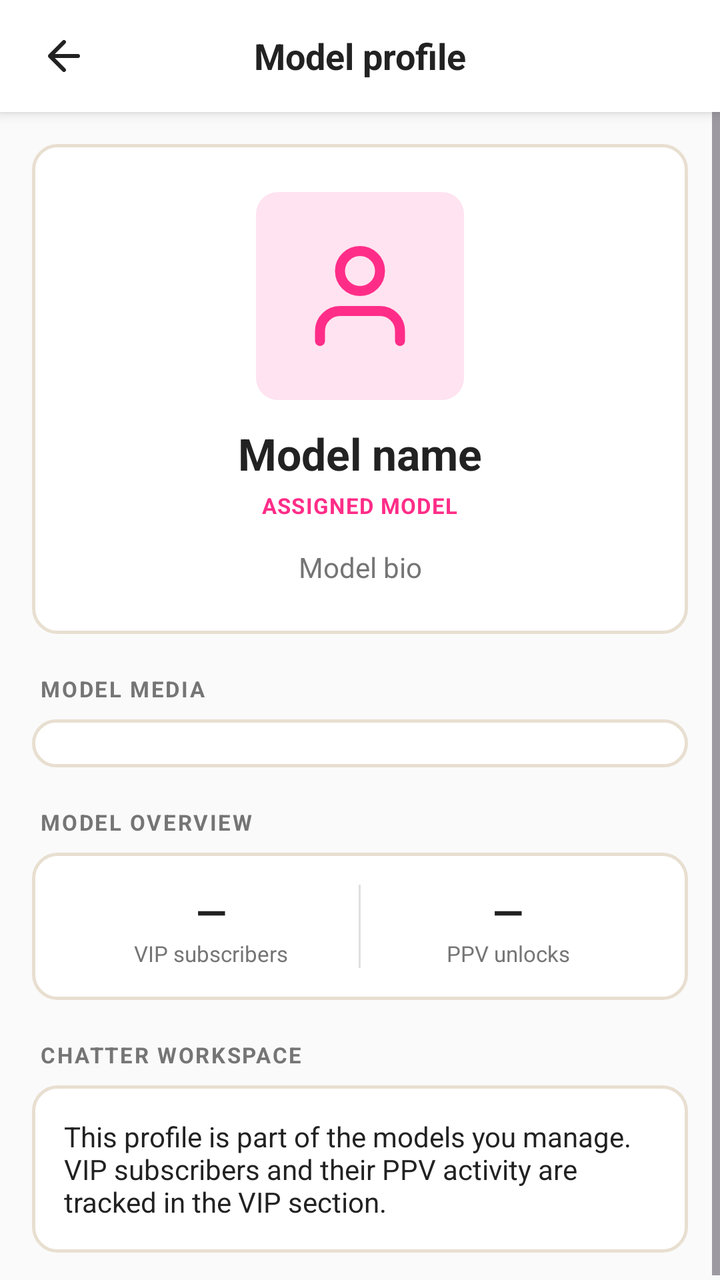
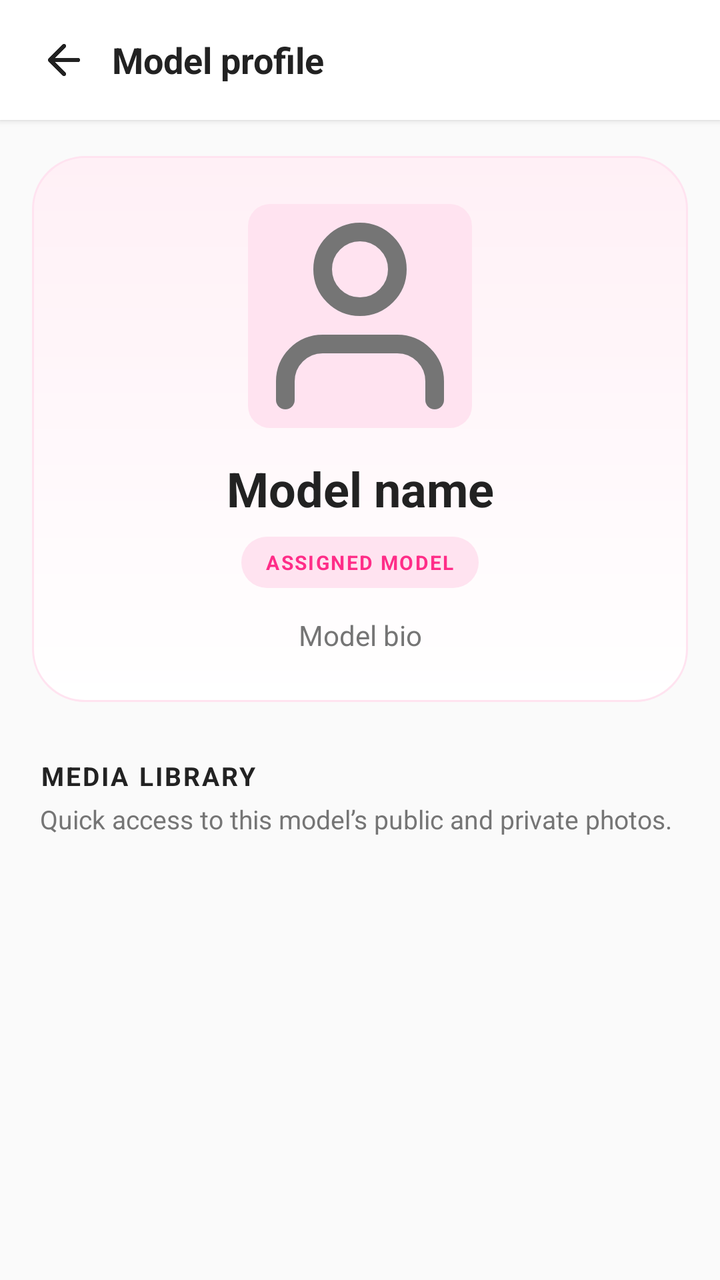

The first picture is an Android layout as it rendered before a commit; the second is the same layout after the commit. The layout source and the unified diff follow.
<!-- AndroidManifest.xml: application theme Theme.Lovanta -->
<!-- res/layout/activity_model_profile.xml -->
<?xml version="1.0" encoding="utf-8"?>
<LinearLayout xmlns:android="http://schemas.android.com/apk/res/android"
    android:id="@+id/main"
    android:layout_width="match_parent"
    android:layout_height="match_parent"
    android:orientation="vertical"
    android:background="@color/lovanta_bg">

    <LinearLayout
        android:layout_width="match_parent"
        android:layout_height="56dp"
        android:orientation="horizontal"
        android:background="@color/lovanta_surface"
        android:elevation="4dp"
        android:gravity="center_vertical"
        android:paddingStart="8dp"
        android:paddingEnd="8dp">

        <ImageButton
            android:id="@+id/btnBack"
            android:layout_width="48dp"
            android:layout_height="48dp"
            android:src="@drawable/ic_arrow_back"
            android:background="?attr/selectableItemBackgroundBorderless"
            android:contentDescription="Back"
            android:padding="12dp" />

        <TextView
            android:layout_width="0dp"
            android:layout_height="wrap_content"
            android:layout_weight="1"
            android:text="Model profile"
            android:textColor="@color/lovanta_dark"
            android:textSize="18sp"
            android:textStyle="bold"
            android:gravity="center" />

        <View
            android:layout_width="48dp"
            android:layout_height="48dp" />
    </LinearLayout>

    <ScrollView
        android:layout_width="match_parent"
        android:layout_height="0dp"
        android:layout_weight="1"
        android:fillViewport="true">

        <LinearLayout
            android:layout_width="match_parent"
            android:layout_height="wrap_content"
            android:orientation="vertical"
            android:padding="16dp">

            <LinearLayout
                android:layout_width="match_parent"
                android:layout_height="wrap_content"
                android:orientation="vertical"
                android:gravity="center"
                android:background="@drawable/bg_skeumorphic_card"
                android:padding="24dp">

                <ImageView
                    android:id="@+id/ivModelAvatar"
                    android:layout_width="104dp"
                    android:layout_height="104dp"
                    android:src="@drawable/ic_person"
                    android:background="@drawable/bg_model_avatar"
                    android:padding="22dp"
                    android:tint="@color/lovanta_pink"
                    android:contentDescription="Model profile photo" />

                <TextView
                    android:id="@+id/tvModelName"
                    android:layout_width="wrap_content"
                    android:layout_height="wrap_content"
                    android:layout_marginTop="12dp"
                    android:text="Model name"
                    android:textColor="@color/lovanta_dark"
                    android:textSize="22sp"
                    android:textStyle="bold" />

                <TextView
                    android:layout_width="wrap_content"
                    android:layout_height="wrap_content"
                    android:layout_marginTop="4dp"
                    android:text="ASSIGNED MODEL"
                    android:textColor="@color/lovanta_pink"
                    android:textSize="11sp"
                    android:textStyle="bold"
                    android:letterSpacing="0.04" />

                <TextView
                    android:id="@+id/tvModelBio"
                    android:layout_width="match_parent"
                    android:layout_height="wrap_content"
                    android:layout_marginTop="14dp"
                    android:gravity="center"
                    android:text="Model bio"
                    android:textColor="@color/lovanta_gray"
                    android:textSize="14sp" />
            </LinearLayout>

            <LinearLayout
                android:id="@+id/layoutModelMediaSection"
                android:layout_width="match_parent"
                android:layout_height="wrap_content"
                android:orientation="vertical">

                <TextView
                    android:layout_width="wrap_content"
                    android:layout_height="wrap_content"
                    android:layout_marginStart="4dp"
                    android:layout_marginTop="20dp"
                    android:layout_marginBottom="8dp"
                    android:text="MODEL MEDIA"
                    android:textColor="@color/lovanta_gray"
                    android:textSize="11sp"
                    android:textStyle="bold"
                    android:letterSpacing="0.08" />

                <LinearLayout
                    android:id="@+id/layoutModelMediaContent"
                    android:layout_width="match_parent"
                    android:layout_height="wrap_content"
                    android:orientation="vertical"
                    android:background="@drawable/bg_skeumorphic_card"
                    android:padding="12dp" />
            </LinearLayout>

            <TextView
                android:layout_width="wrap_content"
                android:layout_height="wrap_content"
                android:layout_marginStart="4dp"
                android:layout_marginTop="20dp"
                android:layout_marginBottom="8dp"
                android:text="MODEL OVERVIEW"
                android:textColor="@color/lovanta_gray"
                android:textSize="11sp"
                android:textStyle="bold"
                android:letterSpacing="0.08" />

            <LinearLayout
                android:id="@+id/layoutModelStats"
                android:layout_width="match_parent"
                android:layout_height="wrap_content"
                android:orientation="horizontal"
                android:background="@drawable/bg_skeumorphic_card"
                android:padding="16dp">

                <LinearLayout
                    android:layout_width="0dp"
                    android:layout_height="wrap_content"
                    android:layout_weight="1"
                    android:orientation="vertical"
                    android:gravity="center">

                    <TextView
                        android:id="@+id/tvModelSubscribers"
                        android:layout_width="wrap_content"
                        android:layout_height="wrap_content"
                        android:text="—"
                        android:textColor="@color/lovanta_dark"
                        android:textSize="20sp"
                        android:textStyle="bold" />

                    <TextView
                        android:layout_width="wrap_content"
                        android:layout_height="wrap_content"
                        android:text="VIP subscribers"
                        android:textColor="@color/lovanta_gray"
                        android:textSize="11sp" />
                </LinearLayout>

                <View
                    android:layout_width="1dp"
                    android:layout_height="match_parent"
                    android:background="@color/lovanta_border" />

                <LinearLayout
                    android:layout_width="0dp"
                    android:layout_height="wrap_content"
                    android:layout_weight="1"
                    android:orientation="vertical"
                    android:gravity="center">

                    <TextView
                        android:id="@+id/tvModelUnlocks"
                        android:layout_width="wrap_content"
                        android:layout_height="wrap_content"
                        android:text="—"
                        android:textColor="@color/lovanta_dark"
                        android:textSize="20sp"
                        android:textStyle="bold" />

                    <TextView
                        android:layout_width="wrap_content"
                        android:layout_height="wrap_content"
                        android:text="PPV unlocks"
                        android:textColor="@color/lovanta_gray"
                        android:textSize="11sp" />
                </LinearLayout>
            </LinearLayout>

            <TextView
                android:layout_width="wrap_content"
                android:layout_height="wrap_content"
                android:layout_marginStart="4dp"
                android:layout_marginTop="20dp"
                android:layout_marginBottom="8dp"
                android:text="CHATTER WORKSPACE"
                android:textColor="@color/lovanta_gray"
                android:textSize="11sp"
                android:textStyle="bold"
                android:letterSpacing="0.08" />

            <TextView
                android:layout_width="match_parent"
                android:layout_height="wrap_content"
                android:background="@drawable/bg_skeumorphic_card"
                android:padding="16dp"
                android:text="This profile is part of the models you manage. VIP subscribers and their PPV activity are tracked in the VIP section."
                android:textColor="@color/lovanta_dark"
                android:textSize="14sp" />
        </LinearLayout>
    </ScrollView>
</LinearLayout>
<!-- resources referenced by this layout -->
<resources>
  <color name="lovanta_bg">#FAFAFA</color>
  <color name="lovanta_border">#E0E0E0</color>
  <color name="lovanta_dark">#222222</color>
  <color name="lovanta_gray">#757575</color>
  <color name="lovanta_pink">#FF2D88</color>
  <color name="lovanta_surface">#FFFFFF</color>
  <!-- drawable bg_model_avatar (drawable) -->
  <?xml version="1.0" encoding="utf-8"?>
  <shape xmlns:android="http://schemas.android.com/apk/res/android"
      android:shape="rectangle">
      <solid android:color="@color/lovanta_pink_light" />
      <corners android:radius="11dp" />
  </shape>
  <!-- drawable bg_skeumorphic_card (drawable) -->
  <?xml version="1.0" encoding="utf-8"?>
  <shape xmlns:android="http://schemas.android.com/apk/res/android"
      android:shape="rectangle">
      <solid android:color="#FFFFFF" />
      <stroke android:width="1.5dp" android:color="#E8DFD1" />
      <corners android:radius="12dp" />
  </shape>
  <!-- drawable ic_arrow_back (drawable) -->
  <vector xmlns:android="http://schemas.android.com/apk/res/android"
      android:width="24dp"
      android:height="24dp"
      android:viewportWidth="24"
      android:viewportHeight="24">
    <path
        android:strokeColor="#222222"
        android:strokeWidth="2"
        android:strokeLineCap="round"
        android:strokeLineJoin="round"
        android:fillColor="@android:color/transparent"
        android:pathData="M19 12H5 M12 19l-7-7 7-7"/>
  </vector>
  <!-- drawable ic_person (drawable) -->
  <vector xmlns:android="http://schemas.android.com/apk/res/android"
      android:width="24dp"
      android:height="24dp"
      android:viewportWidth="24"
      android:viewportHeight="24">
    <path
        android:strokeColor="#757575"
        android:strokeWidth="2"
        android:strokeLineCap="round"
        android:strokeLineJoin="round"
        android:fillColor="@android:color/transparent"
        android:pathData="M20 21v-2a4 4 0 0 0-4-4H8a4 4 0 0 0-4 4v2 M12 11a4 4 0 1 0 0-8 4 4 0 0 0 0 8z"/>
  </vector>
  <style name="Theme.Lovanta" parent="Base.Theme.Lovanta" />
  <color name="lovanta_pink_light">#FFE3F0</color>
  <style name="Base.Theme.Lovanta" parent="Theme.Material3.DayNight.NoActionBar">
          
          
      </style>
</resources>

<!-- the commit's change to res/layout/activity_model_profile.xml (unified diff, before → after) -->
@@ -3,27 +3,27 @@
     android:id="@+id/main"
     android:layout_width="match_parent"
     android:layout_height="match_parent"
-    android:orientation="vertical"
-    android:background="@color/lovanta_bg">
+    android:background="@color/lovanta_bg"
+    android:orientation="vertical">
 
     <LinearLayout
         android:layout_width="match_parent"
-        android:layout_height="56dp"
+        android:layout_height="60dp"
+        android:background="@color/lovanta_surface"
+        android:elevation="2dp"
+        android:gravity="center_vertical"
         android:orientation="horizontal"
-        android:background="@color/lovanta_surface"
-        android:elevation="4dp"
-        android:gravity="center_vertical"
         android:paddingStart="8dp"
-        android:paddingEnd="8dp">
+        android:paddingEnd="16dp">
 
         <ImageButton
             android:id="@+id/btnBack"
             android:layout_width="48dp"
             android:layout_height="48dp"
-            android:src="@drawable/ic_arrow_back"
             android:background="?attr/selectableItemBackgroundBorderless"
             android:contentDescription="Back"
-            android:padding="12dp" />
+            android:padding="12dp"
+            android:src="@drawable/ic_arrow_back" />
 
         <TextView
             android:layout_width="0dp"
@@ -32,63 +32,70 @@
             android:text="Model profile"
             android:textColor="@color/lovanta_dark"
             android:textSize="18sp"
-            android:textStyle="bold"
-            android:gravity="center" />
-
-        <View
-            android:layout_width="48dp"
-            android:layout_height="48dp" />
+            android:textStyle="bold" />
     </LinearLayout>
 
     <ScrollView
         android:layout_width="match_parent"
         android:layout_height="0dp"
         android:layout_weight="1"
+        android:clipToPadding="false"
         android:fillViewport="true">
 
         <LinearLayout
             android:layout_width="match_parent"
             android:layout_height="wrap_content"
             android:orientation="vertical"
-            android:padding="16dp">
+            android:paddingStart="16dp"
+            android:paddingTop="18dp"
+            android:paddingEnd="16dp"
+            android:paddingBottom="28dp">
 
             <LinearLayout
                 android:layout_width="match_parent"
                 android:layout_height="wrap_content"
+                android:background="@drawable/bg_model_profile_hero"
+                android:gravity="center_horizontal"
                 android:orientation="vertical"
-                android:gravity="center"
-                android:background="@drawable/bg_skeumorphic_card"
-                android:padding="24dp">
+                android:paddingStart="20dp"
+                android:paddingTop="24dp"
+                android:paddingEnd="20dp"
+                android:paddingBottom="24dp">
 
                 <ImageView
                     android:id="@+id/ivModelAvatar"
-                    android:layout_width="104dp"
-                    android:layout_height="104dp"
-                    android:src="@drawable/ic_person"
+                    android:layout_width="112dp"
+                    android:layout_height="112dp"
                     android:background="@drawable/bg_model_avatar"
-                    android:padding="22dp"
-                    android:tint="@color/lovanta_pink"
-                    android:contentDescription="Model profile photo" />
+                    android:contentDescription="Model profile photo"
+                    android:scaleType="centerCrop"
+                    android:src="@drawable/ic_person" />
 
                 <TextView
                     android:id="@+id/tvModelName"
-                    android:layout_width="wrap_content"
+                    android:layout_width="match_parent"
                     android:layout_height="wrap_content"
-                    android:layout_marginTop="12dp"
+                    android:layout_marginTop="14dp"
+                    android:gravity="center"
                     android:text="Model name"
                     android:textColor="@color/lovanta_dark"
-                    android:textSize="22sp"
+                    android:textSize="24sp"
                     android:textStyle="bold" />
 
                 <TextView
                     android:layout_width="wrap_content"
                     android:layout_height="wrap_content"
-                    android:layout_marginTop="4dp"
+                    android:layout_marginTop="8dp"
+                    android:background="@drawable/bg_model_profile_badge"
+                    android:paddingStart="12dp"
+                    android:paddingTop="6dp"
+                    android:paddingEnd="12dp"
+                    android:paddingBottom="6dp"
                     android:text="ASSIGNED MODEL"
                     android:textColor="@color/lovanta_pink"
-                    android:textSize="11sp"
+                    android:textSize="10sp"
                     android:textStyle="bold"
-                    android:letterSpacing="0.04" />
+                    android:letterSpacing="0.08" />
 
                 <TextView
                     android:id="@+id/tvModelBio"
@@ -96,10 +103,32 @@
                     android:layout_height="wrap_content"
                     android:layout_marginTop="14dp"
                     android:gravity="center"
+                    android:lineSpacingExtra="3dp"
                     android:text="Model bio"
                     android:textColor="@color/lovanta_gray"
                     android:textSize="14sp" />
             </LinearLayout>
+
+            <TextView
+                android:layout_width="wrap_content"
+                android:layout_height="wrap_content"
+                android:layout_marginStart="4dp"
+                android:layout_marginTop="28dp"
+                android:text="MEDIA LIBRARY"
+                android:textColor="@color/lovanta_dark"
+                android:textSize="13sp"
+                android:textStyle="bold"
+                android:letterSpacing="0.08" />
+
+            <TextView
+                android:layout_width="match_parent"
+                android:layout_height="wrap_content"
+                android:layout_marginStart="4dp"
+                android:layout_marginTop="4dp"
+                android:layout_marginBottom="12dp"
+                android:text="Quick access to this model’s public and private photos."
+                android:textColor="@color/lovanta_gray"
+                android:textSize="13sp" />
 
             <LinearLayout
                 android:id="@+id/layoutModelMediaSection"
@@ -107,121 +136,12 @@
                 android:layout_height="wrap_content"
                 android:orientation="vertical">
 
-                <TextView
-                    android:layout_width="wrap_content"
-                    android:layout_height="wrap_content"
-                    android:layout_marginStart="4dp"
-                    android:layout_marginTop="20dp"
-                    android:layout_marginBottom="8dp"
-                    android:text="MODEL MEDIA"
-                    android:textColor="@color/lovanta_gray"
-                    android:textSize="11sp"
-                    android:textStyle="bold"
-                    android:letterSpacing="0.08" />
-
                 <LinearLayout
                     android:id="@+id/layoutModelMediaContent"
                     android:layout_width="match_parent"
                     android:layout_height="wrap_content"
-                    android:orientation="vertical"
-                    android:background="@drawable/bg_skeumorphic_card"
-                    android:padding="12dp" />
+                    android:orientation="horizontal" />
             </LinearLayout>
-
-            <TextView
-                android:layout_width="wrap_content"
-                android:layout_height="wrap_content"
-                android:layout_marginStart="4dp"
-                android:layout_marginTop="20dp"
-                android:layout_marginBottom="8dp"
-                android:text="MODEL OVERVIEW"
-                android:textColor="@color/lovanta_gray"
-                android:textSize="11sp"
-                android:textStyle="bold"
-                android:letterSpacing="0.08" />
-
-            <LinearLayout
-                android:id="@+id/layoutModelStats"
-                android:layout_width="match_parent"
-                android:layout_height="wrap_content"
-                android:orientation="horizontal"
-                android:background="@drawable/bg_skeumorphic_card"
-                android:padding="16dp">
-
-                <LinearLayout
-                    android:layout_width="0dp"
-                    android:layout_height="wrap_content"
-                    android:layout_weight="1"
-                    android:orientation="vertical"
-                    android:gravity="center">
-
-                    <TextView
-                        android:id="@+id/tvModelSubscribers"
-                        android:layout_width="wrap_content"
-                        android:layout_height="wrap_content"
-                        android:text="—"
-                        android:textColor="@color/lovanta_dark"
-                        android:textSize="20sp"
-                        android:textStyle="bold" />
-
-                    <TextView
-                        android:layout_width="wrap_content"
-                        android:layout_height="wrap_content"
-                        android:text="VIP subscribers"
-                        android:textColor="@color/lovanta_gray"
-                        android:textSize="11sp" />
-                </LinearLayout>
-
-                <View
-                    android:layout_width="1dp"
-                    android:layout_height="match_parent"
-                    android:background="@color/lovanta_border" />
-
-                <LinearLayout
-                    android:layout_width="0dp"
-                    android:layout_height="wrap_content"
-                    android:layout_weight="1"
-                    android:orientation="vertical"
-                    android:gravity="center">
-
-                    <TextView
-                        android:id="@+id/tvModelUnlocks"
-                        android:layout_width="wrap_content"
-                        android:layout_height="wrap_content"
-                        android:text="—"
-                        android:textColor="@color/lovanta_dark"
-                        android:textSize="20sp"
-                        android:textStyle="bold" />
-
-                    <TextView
-                        android:layout_width="wrap_content"
-                        android:layout_height="wrap_content"
-                        android:text="PPV unlocks"
-                        android:textColor="@color/lovanta_gray"
-                        android:textSize="11sp" />
-                </LinearLayout>
-            </LinearLayout>
-
-            <TextView
-                android:layout_width="wrap_content"
-                android:layout_height="wrap_content"
-                android:layout_marginStart="4dp"
-                android:layout_marginTop="20dp"
-                android:layout_marginBottom="8dp"
-                android:text="CHATTER WORKSPACE"
-                android:textColor="@color/lovanta_gray"
-                android:textSize="11sp"
-                android:textStyle="bold"
-                android:letterSpacing="0.08" />
-
-            <TextView
-                android:layout_width="match_parent"
-                android:layout_height="wrap_content"
-                android:background="@drawable/bg_skeumorphic_card"
-                android:padding="16dp"
-                android:text="This profile is part of the models you manage. VIP subscribers and their PPV activity are tracked in the VIP section."
-                android:textColor="@color/lovanta_dark"
-                android:textSize="14sp" />
         </LinearLayout>
     </ScrollView>
 </LinearLayout>
<!-- resource entries referenced after the edit -->
@@ -1,7 +1,6 @@
 <!-- resources referenced by this layout -->
 <resources>
   <color name="lovanta_bg">#FAFAFA</color>
-  <color name="lovanta_border">#E0E0E0</color>
   <color name="lovanta_dark">#222222</color>
   <color name="lovanta_gray">#757575</color>
   <color name="lovanta_pink">#FF2D88</color>
@@ -13,13 +12,25 @@
       <solid android:color="@color/lovanta_pink_light" />
       <corners android:radius="11dp" />
   </shape>
-  <!-- drawable bg_skeumorphic_card (drawable) -->
+  <!-- drawable bg_model_profile_badge (drawable) -->
   <?xml version="1.0" encoding="utf-8"?>
   <shape xmlns:android="http://schemas.android.com/apk/res/android"
       android:shape="rectangle">
-      <solid android:color="#FFFFFF" />
-      <stroke android:width="1.5dp" android:color="#E8DFD1" />
-      <corners android:radius="12dp" />
+      <solid android:color="@color/lovanta_pink_light" />
+      <corners android:radius="20dp" />
+  </shape>
+  <!-- drawable bg_model_profile_hero (drawable) -->
+  <?xml version="1.0" encoding="utf-8"?>
+  <shape xmlns:android="http://schemas.android.com/apk/res/android"
+      android:shape="rectangle">
+      <gradient
+          android:angle="270"
+          android:endColor="#FFFFFF"
+          android:startColor="#FFF0F6" />
+      <stroke
+          android:width="1dp"
+          android:color="#FFE3F0" />
+      <corners android:radius="26dp" />
   </shape>
   <!-- drawable ic_arrow_back (drawable) -->
   <vector xmlns:android="http://schemas.android.com/apk/res/android"
